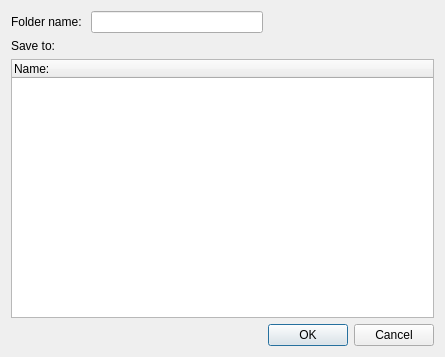
Before: the Qt Designer form remotetreesdialog.ui in pcloudcom/psyncgui, drawn with Qt 5.
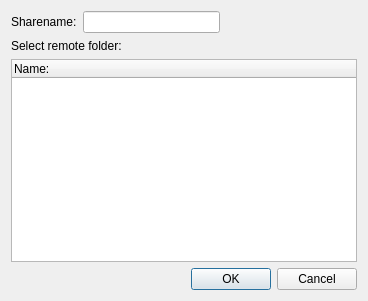
After: the same form once the commit is applied.

Commit message: bug fixes, remote remote tree from share folder dialog, use a new one

Patch:
```diff
--- a/remotetreesdialog.ui
+++ b/remotetreesdialog.ui
@@ -6,8 +6,8 @@
    <rect>
     <x>0</x>
     <y>0</y>
-    <width>445</width>
-    <height>357</height>
+    <width>368</width>
+    <height>301</height>
    </rect>
   </property>
   <property name="windowTitle">
@@ -15,11 +15,15 @@
   </property>
   <layout class="QVBoxLayout" name="verticalLayout">
    <item>
+    <widget class="QWidget" name="widget_fldrName" native="true">
     <layout class="QHBoxLayout" name="horizontalLayout_2">
+      <property name="margin">
+       <number>0</number>
+      </property>
      <item>
       <widget class="QLabel" name="label_name">
        <property name="text">
-        <string>Folder name: </string>
+         <string>Sharename:</string>
        </property>
       </widget>
      </item>
@@ -33,18 +37,19 @@
        </property>
        <property name="sizeHint" stdset="0">
         <size>
-         <width>40</width>
+          <width>83</width>
          <height>20</height>
         </size>
        </property>
       </spacer>
      </item>
     </layout>
+    </widget>
    </item>
    <item>
     <widget class="QLabel" name="label_2">
      <property name="text">
-      <string>Save to:</string>
+      <string>Select remote folder:</string>
      </property>
     </widget>
    </item>
```
Lines whose indentation alone changed are shown as unchanged. The commit also changes 9 other files.
